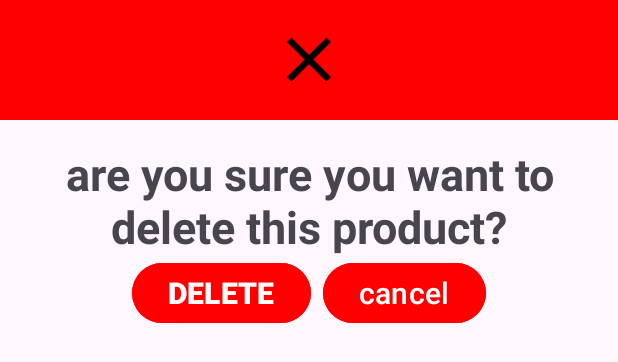
After one commit to HilaAssia/ProjBagrut, an Android app: the layout delete_dialog.xml on its own in the app's theme, with its tools: preview values and no code run, on a phone screen of 412 x 824 dp. The commit adds this screen. Shown: the top 362 px of the screen. Run offline under Robolectric (Android 15) with nearby library versions, the phone set to English and light mode, and no system bars.

Commit message:
Initial Commit

```diff
--- a/app/build.gradle.kts
+++ b/app/build.gradle.kts
@@ -42,10 +42,10 @@ dependencies {
 
     implementation("androidx.appcompat:appcompat:1.7.0")
     implementation("com.google.android.material:material:1.12.0")
-    implementation("androidx.constraintlayout:constraintlayout:2.1.4")
+    implementation("androidx.constraintlayout:constraintlayout:2.2.1")
     implementation("com.android.car.ui:car-ui-lib:2.6.0")
-    implementation("com.google.firebase:firebase-auth:23.1.0")
-    implementation("com.google.firebase:firebase-firestore:25.1.1")
+    implementation("com.google.firebase:firebase-auth:23.2.0")
+    implementation("com.google.firebase:firebase-firestore:25.1.4")
     implementation("com.firebaseui:firebase-ui-firestore:8.0.2")
     testImplementation("junit:junit:4.13.2")
     androidTestImplementation("androidx.test.ext:junit:1.2.1")
--- /dev/null
+++ b/app/src/main/res/layout/delete_dialog.xml
@@ -0,0 +1,63 @@
+<?xml version="1.0" encoding="utf-8"?>
+<LinearLayout xmlns:android="http://schemas.android.com/apk/res/android"
+    android:orientation="vertical"
+    android:layout_width="match_parent"
+    android:layout_height="match_parent">
+
+    <RelativeLayout
+        android:background="@color/red"
+        android:layout_width="match_parent"
+        android:layout_height="80dp">
+
+        <ImageView
+            android:layout_width="match_parent"
+            android:layout_height="50dp"
+            android:layout_centerInParent="true"
+            android:src="@drawable/baseline_clear_24"></ImageView>
+
+    </RelativeLayout>
+
+    <LinearLayout
+        android:orientation="vertical"
+        android:padding="15dp"
+        android:layout_width="match_parent"
+        android:layout_height="wrap_content">
+
+        <TextView
+            android:textSize="30sp"
+            android:textStyle="bold"
+            android:gravity="center"
+            android:text="are you sure you want to delete this product?"
+            android:layout_width="match_parent"
+            android:layout_height="wrap_content"/>
+
+        <LinearLayout
+            android:layout_width="match_parent"
+            android:layout_height="wrap_content"
+            android:orientation="horizontal"
+            android:gravity="center">
+            <Button
+                android:backgroundTint="#FF0000"
+                android:id="@+id/btnDELETE"
+                android:layout_gravity="center"
+                android:layout_width="wrap_content"
+                android:layout_height="wrap_content"
+                android:layout_marginEnd="4dp"
+                android:textSize="20sp"
+                android:text="DELETE"
+                android:textStyle="bold"/>
+
+            <Button
+                android:backgroundTint="@color/red"
+                android:id="@+id/btnCancel"
+                android:layout_gravity="center"
+                android:layout_width="wrap_content"
+                android:layout_height="wrap_content"
+                android:layout_marginStart="4dp"
+                android:textSize="20sp"
+                android:text="cancel"/>
+        </LinearLayout>
+
+    </LinearLayout>
+
+</LinearLayout>
--- a/app/src/main/res/layout/fragment_orders.xml
+++ b/app/src/main/res/layout/fragment_orders.xml
@@ -3,6 +3,7 @@
     xmlns:tools="http://schemas.android.com/tools"
     android:layout_width="match_parent"
     android:layout_height="match_parent"
+    android:background="@drawable/login_background"
     tools:context=".views.OrdersFragment">
 
     <!-- TODO: Update blank fragment layout -->
@@ -17,7 +18,9 @@
             android:layout_height="match_parent"
             android:layout_marginStart="8dp"
             android:layout_marginTop="8dp"
-            android:layout_marginEnd="8dp" />
+            android:layout_marginEnd="8dp"
+            android:layout_marginBottom="8dp"
+            android:background="@color/white"/>
 
 
     </LinearLayout>
```
Also changed, not shown: app/src/main/java/com/example/bagrutproject/utils/FireStoreHelper.java (+13 -1 lines), app/src/main/java/com/example/bagrutproject/views/CartActivity.java (+63 -3 lines), app/src/main/java/com/example/bagrutproject/views/CartAdapter.java (+23 -7 lines), app/src/main/java/com/example/bagrutproject/views/EditProductActivity.java (+74 -33 lines), app/src/main/java/com/example/bagrutproject/views/ManagerActivity.java (+6 -1 lines), app/src/main/java/com/example/bagrutproject/views/OrderDetailsActivity.java (+5 -3 lines), app/src/main/java/com/example/bagrutproject/views/ProductsAdapter.java (+5 -5 lines), app/src/main/res/layout/activity_cart.xml (+46 -17 lines), app/src/main/res/layout/product_item.xml (+4 -4 lines).
